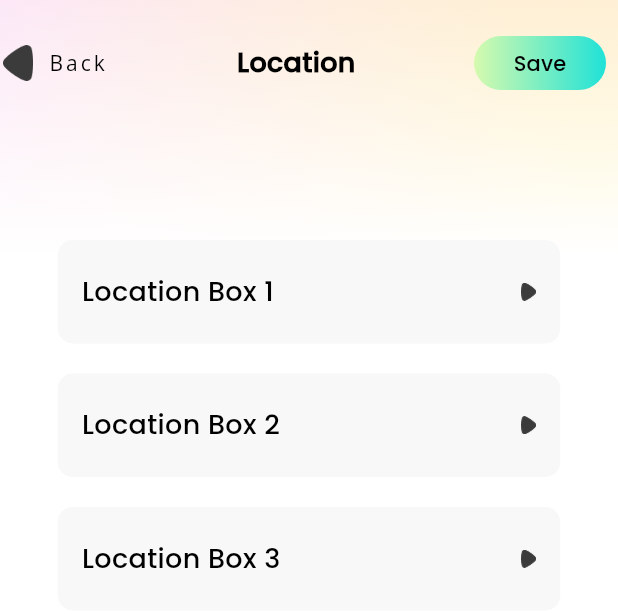
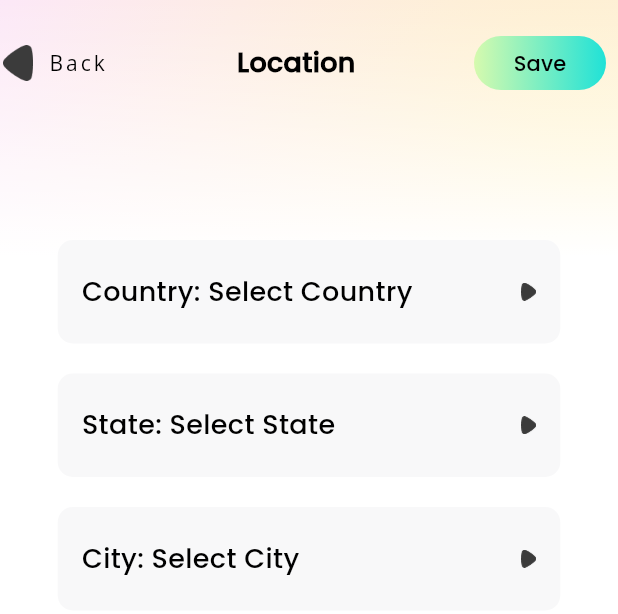
Before and after one commit to eternity340/voices_dating, a Flutter app: the LocationDetailPage widget shown alone on an empty page, opened directly with empty values, on a phone screen of 412 x 824 dp. Shown: the top 614 px of the screen. Run offline on Flutter 3.47's test engine with Material 3 defaults, Android fonts, the phone set to English and light mode, and no system bars; our stand-ins replace dio, flutter_screenutil, flutter_svg, get, sqflite; accounts and stored records are empty; network calls fail.

Commit message:
location submit

```diff
--- a/lib/pages/pre_login/sign_up/components/location_detail.dart
+++ b/lib/pages/pre_login/sign_up/components/location_detail.dart
@@ -1,21 +1,88 @@
 import 'package:flutter/material.dart';
 import '../../../../entity/User.dart';
 import '../../../../components/background.dart';
-import 'location_box.dart'; // 导入新的组件
+import '../../../../storage/location_data_db.dart';
 
-class LocationDetailPage extends StatelessWidget {
+class LocationDetailPage extends StatefulWidget {
   final User user;
 
   const LocationDetailPage({Key? key, required this.user}) : super(key: key);
 
   @override
+  _LocationDetailPageState createState() => _LocationDetailPageState();
+}
+
+class _LocationDetailPageState extends State<LocationDetailPage> {
+  String selectedCountry = "Select Country";
+  String selectedState = "Select State";
+  String selectedCity = "Select City";
+
+  void _showLocationSelection(BuildContext context, String type) async {
+    final items = await _getItemsByType(type);
+
+    showModalBottomSheet(
+      context: context,
+      builder: (BuildContext context) {
+        return Container(
+          height: 250,
+          child: ListView.builder(
+            itemCount: items.length,
+            itemBuilder: (BuildContext context, int index) {
+              return ListTile(
+                title: Text(items[index].toString()),
+                onTap: () {
+                  setState(() {
+                    if (type == 'country') {
+                      selectedCountry = items[index].toString();
+                      selectedState = "Select State";
+                      selectedCity = "Select City";
+                    } else if (type == 'state') {
+                      selectedState = items[index].toString();
+                      selectedCity = "Select City";
+                    } else if (type == 'city') {
+                      selectedCity = items[index].toString();
+                    }
+                  });
+                  Navigator.pop(context);
+                },
+              );
+            },
+          ),
+        );
+      },
+    );
+  }
+
+  Future<List<String>> _getItemsByType(String type) async {
+    if (type == 'country') {
+      return (await LocationDataDB.db.getCountries).map((country) => country.couName!).toList();
+    } else if (type == 'state') {
+      if (selectedCountry != "Select Country") {
+        int countryId = await LocationDataDB.db.getCountryIdByName(selectedCountry) ?? -1;
+        if (countryId != -1) {
+          return (await LocationDataDB.db.getStatesListById(countryId)).map((state) => state.sttName!).toList();
+        }
+      }
+    } else if (type == 'city') {
+      if (selectedState != "Select State") {
+        int stateId = await LocationDataDB.db.getStateIdByName(selectedState) ?? -1;
+        int countryId = await LocationDataDB.db.getCountryIdByName(selectedCountry) ?? -1;
+        if (stateId != -1 && countryId != -1) {
+          return (await LocationDataDB.db.getCitiesListById(stateId, countryId)).map((city) => city.cityName!).toList();
+        }
+      }
+    }
+    return [];
+  }
+
+  @override
   Widget build(BuildContext context) {
     return Background(
-      showBackButton: false, // 设置不显示返回按钮
+      showBackButton: false,
       child: Column(
         children: [
           Padding(
-            padding: const EdgeInsets.only(top: 16.0), // 添加顶部间距
+            padding: const EdgeInsets.only(top: 16.0),
             child: Row(
               mainAxisAlignment: MainAxisAlignment.spaceBetween,
               children: [
@@ -54,14 +121,14 @@ class LocationDetailPage extends StatelessWidget {
                   ),
                 ),
                 AnimatedContainer(
-                  duration: Duration(milliseconds: 300), // 设置动画持续时间
-                  curve: Curves.easeOut, // 设置动画曲线
-                  transform: Matrix4.translationValues(-8, 0, 0), // 向左移动的动画效果
+                  duration: Duration(milliseconds: 300),
+                  curve: Curves.easeOut,
+                  transform: Matrix4.translationValues(-8, 0, 0),
                   decoration: BoxDecoration(
                     gradient: const LinearGradient(
-                      begin: Alignment.centerLeft, // 调整开始位置
-                      end: Alignment.centerRight, // 调整结束位置
-                      colors: [Color(0xFFD6FAAE), Color(0xFF20E2D7)], // 调整颜色顺序
+                      begin: Alignment.centerLeft,
+                      end: Alignment.centerRight,
+                      colors: [Color(0xFFD6FAAE), Color(0xFF20E2D7)],
                     ),
                     borderRadius: BorderRadius.circular(24.5),
                   ),
@@ -69,7 +136,11 @@ class LocationDetailPage extends StatelessWidget {
                   height: 36,
                   child: TextButton(
                     onPressed: () {
-                      // Logic for saving selected data
+                      Navigator.of(context).pop({
+                        'country': selectedCountry,
+                        'state': selectedState,
+                        'city': selectedCity,
+                      });
                     },
                     child: const Text(
                       'Save',
@@ -84,45 +155,44 @@ class LocationDetailPage extends StatelessWidget {
               ],
             ),
           ),
-          SizedBox(height: 100), // 添加间距
-
-          // 添加三个 LocationBox
-          _buildLocationBox('Location Box 1', 'assets/images/Path.png'),
-          SizedBox(height: 20), // 添加间距
-          _buildLocationBox('Location Box 2', 'assets/images/Path.png'),
-          SizedBox(height: 20), // 添加间距
-          _buildLocationBox('Location Box 3', 'assets/images/Path.png'),
-
-          // Other page content
+          SizedBox(height: 100),
+          _buildLocationBox('Country: $selectedCountry', 'assets/images/Path.png', 'country'),
+          SizedBox(height: 20),
+          _buildLocationBox('State: $selectedState', 'assets/images/Path.png', 'state'),
+          SizedBox(height: 20),
+          _buildLocationBox('City: $selectedCity', 'assets/images/Path.png', 'city'),
         ],
       ),
     );
   }
 
-  Widget _buildLocationBox(String text, String iconPath) {
+  Widget _buildLocationBox(String text, String iconPath, String type) {
     return GestureDetector(
       onTap: () {
-        // 处理点击事件
+        _showLocationSelection(context, type);
       },
       child: Container(
         width: 335,
         height: 69,
         decoration: BoxDecoration(
-          color: Color(0xFFF8F8F9), // 背景颜色
-          borderRadius: BorderRadius.circular(10), // 圆角
+          color: Color(0xFFF8F8F9),
+          borderRadius: BorderRadius.circular(10),
         ),
         child: Padding(
-          padding: const EdgeInsets.symmetric(horizontal: 16.0), // 内边距
+          padding: const EdgeInsets.symmetric(horizontal: 16.0),
           child: Row(
             mainAxisAlignment: MainAxisAlignment.spaceBetween,
             children: [
-              Text(
+              Flexible(
+                child: Text(
                   text,
                   style: const TextStyle(
                     fontSize: 18,
                     fontFamily: 'Poppins',
                     fontWeight: FontWeight.w500,
                     color: Colors.black,
+                  ),
+                  overflow: TextOverflow.ellipsis,
                 ),
               ),
               Image.asset(
--- a/lib/pages/pre_login/sign_up/select_location_page.dart
+++ b/lib/pages/pre_login/sign_up/select_location_page.dart
@@ -4,7 +4,6 @@
 import '../../../../constants.dart';
 import '../../../components/background.dart';
 import '../../../components/gradient_btn.dart';
-
 import 'components/location_box.dart';
 
 class SelectLocationPage extends StatefulWidget {
@@ -20,6 +19,14 @@
   String? selectedCountry;
   String? selectedState;
   String? selectedCity;
+
+  void updateLocation({String? country, String? state, String? city}) {
+    setState(() {
+      if (country != null) selectedCountry = country;
+      if (state != null) selectedState = state;
+      if (city != null) selectedCity = city;
+    });
+  }
 
   @override
   Widget build(BuildContext context) {
@@ -46,9 +53,16 @@
                 ),
                 SizedBox(height: 20),
                 LocationBox(
-                    text: 'Select a location',
-                    onTap: () {
-                      Get.toNamed('/location_detail', arguments: widget.user); // 跳转到 location_detail 页面
+                  text: 'State: ${selectedState ?? "Select State"}, Country: ${selectedCountry ?? "Select Country"}',
+                  onTap: () async {
+                    final result = await Get.toNamed('/location_detail', arguments: widget.user);
+                    if (result != null) {
+                      updateLocation(
+                        country: result['country'],
+                        state: result['state'],
+                        city: result['city'],
+                      );
+                    }
                   },
                 ),
                 SizedBox(height: 400),
--- /dev/null
+++ b/lib/storage/location_data_db.dart
@@ -0,0 +1,172 @@
+import 'dart:io';
+import 'package:flutter/services.dart';
+import 'package:path/path.dart';
+import 'package:path_provider/path_provider.dart';
+import 'package:sqflite/sqflite.dart';
+import 'dart:typed_data';
+
+class LocationDataDB {
+  static final LocationDataDB db = LocationDataDB._();
+  static Database? _database;
+  static  List<Country> countries = [];
+
+  LocationDataDB._();
+
+  Future<Database> get database async {
+    if (_database != null) {
+      return _database!;
+    }
+    _database = await _initDB();
+    return _database!;
+  }
+
+  _initDB() async {
+    Directory documentsDirectory = await getApplicationDocumentsDirectory();
+    String path = join(documentsDirectory.path, "countries.db");
+    if (FileSystemEntity.typeSync(path) == FileSystemEntityType.notFound) {
+      ByteData data = await rootBundle.load(join('assets', 'countries.db'));
+      List<int> bytes =
+      data.buffer.asUint8List(data.offsetInBytes, data.lengthInBytes);
+      await File(path).writeAsBytes(bytes);
+    }
+    return await openDatabase(path);
+  }
+
+  Future<List<Country>> get getCountries async {
+    if (countries.isEmpty) {
+      final db = await database;
+      var res = await db.query("countries");
+      var d = res.map((p) => Country.fromMap(p));
+
+      countries = (res.isNotEmpty ? d.toList() : <Country>[]);
+      late Country us;
+      late Country ca;
+      late Country uk;
+      for(Country country in countries){
+        if(country.couId==236){
+          uk = country;
+        }else if(country.couId==237){
+          us = country;
+        }else if(country.couId==42){
+          ca = country;
+        }
+      }
+      countries.removeAt(0);
+      countries.remove(us);
+      countries.remove(ca);
+      countries.remove(uk);
+      countries.insert(0, us);
+      countries.insert(1, ca);
+      countries.insert(2, uk);
+    }
+    return countries;
+  }
+
+  Future<List<Province>> getStatesList(Country country) async {
+    final db = await database;
+    final couId = country.couId;
+    var res =
+    await db.query("states", where: ("cou_id = ?"), whereArgs: [couId]);
+    var d = res.map((p) => Province.fromMap(p));
+    return res.isNotEmpty ? d.toList() : <Province>[];
+  }
+
+  Future<List<City>> getCitiesList(Province province) async {
+    final db = await database;
+    final sttId = province.sttId;
+    var res = await db
+        .query("cities", where: ("stt_id" + " = ?"), whereArgs: [sttId]);
+    var d = res.map((p) => City.fromMap(p));
+    return res.isNotEmpty ? d.toList() : <City>[];
+  }
+
+  Future<List<City>> getCitiesListById(int sttId,int couId) async {
+    final db = await database;
+    var res = await db
+        .query("cities", where: ("stt_id" + " = ?"), whereArgs: [sttId]);
+    var d = res.map((p) => City.fromMap(p));
+    return res.isNotEmpty ? d.toList() : <City>[];
+  }
+
+  Future<int?> getStateIdByName(String stateName) async{
+    final db  = await database;
+    var stateResult = await db.query("states",where: ("stt_name"+" = ?"),whereArgs:[stateName]);
+    Province province = Province.fromMap(stateResult[0]);
+    return province.sttId;
+  }
+
+  Future<int?> getCountryIdByName(String countryName) async{
+    final db  = await database;
+    var stateResult = await db.query("countries",where: ("cou_name"+" = ?"),whereArgs:[countryName]);
+    Country country = Country.fromMap(stateResult[0]);
+    return country.couId;
+  }
+
+  Future<int?> getCityIdByName(String cityName) async{
+    final db  = await database;
+    var stateResult = await db.query("cities",where: ("cit_name"+" = ?"),whereArgs:[cityName]);
+    City city = City.fromMap(stateResult[0]);
+    return city.cityId;
+  }
+
+  Future<List<Province>> getStatesListById(int couId) async {
+    final db = await database;
+    var res =
+    await db.query("states", where: ("cou_id = ?"), whereArgs: [couId]);
+    var d = res.map((p) => Province.fromMap(p));
+    return res.isNotEmpty ? d.toList() : <Province>[];
+  }
+
+}
+
+class Country {
+  int? couId;
+  String? couName;
+  Country();
+
+  Country.fromMap(Map<String, dynamic> json) {
+    couId = int.tryParse(json['cou_id']);
+    couName = json['cou_name'];
+  }
+
+  @override
+  String toString() {
+    return 'Country{cou_id: $couId, cou_name: $couName}';
+  }
+}
+
+class Province {
+  int? couId;
+  String? sttName;
+  int? sttId;
+
+  Province();
+  Province.fromMap(Map<String, dynamic> json) {
+    couId = int.tryParse(json['cou_id']);
+    sttName = json['stt_name'];
+    sttId = int.tryParse(json['stt_id']);
+  }
+
+  @override
+  String toString() {
+    return 'Province{cou_id: $couId, stt_name: $sttName, stt_id: $sttId}';
+  }
+}
+
+class City {
+  int? cityId;
+  int? sttId;
+  String? cityName;
+
+  City();
+  City.fromMap(Map<String, dynamic> json) {
+    cityId = int.tryParse(json['cit_id']);
+    sttId = int.tryParse(json['stt_id']);
+    cityName = json['cit_name'];
+  }
+
+  @override
+  String toString() {
+    return 'City{cit_id: $cityId, stt_id: $sttId, cit_name: $cityName}';
+  }
+}
--- a/pubspec.yaml
+++ b/pubspec.yaml
@@ -37,8 +37,9 @@ dependencies:
     sdk: flutter
   city_pickers: ^1.3.0
   google_maps_flutter:
-
-
+  sqflite:
+  path_provider:
+  path:
   # The following adds the Cupertino Icons font to your application.
   # Use with the CupertinoIcons class for iOS style icons.
   cupertino_icons: ^1.0.6
@@ -70,6 +71,7 @@ flutter:
   assets:
     - assets/images/
     - assets/icons/
+    - assets/countries.db
   # An image asset can refer to one or more resolution-specific "variants", see
   # https://flutter.dev/assets-and-images/#resolution-aware
 
```
Also changed, not shown: pubspec.lock, 2 other files. Lines whose indentation alone changed are shown as unchanged.
